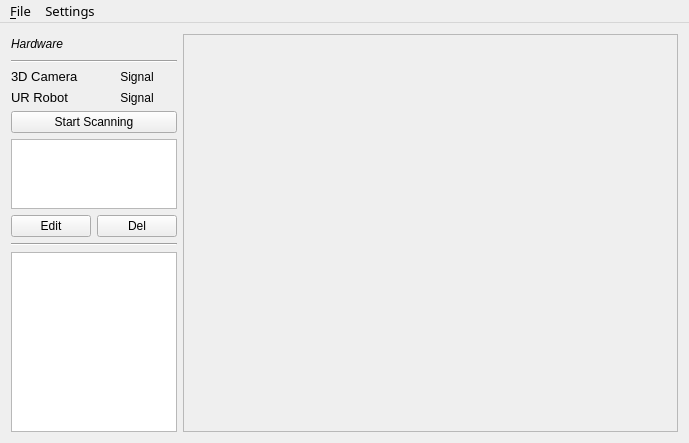
Qt form forms/mainwindow.ui (leihui6/osg_qtwidget) before a commit.
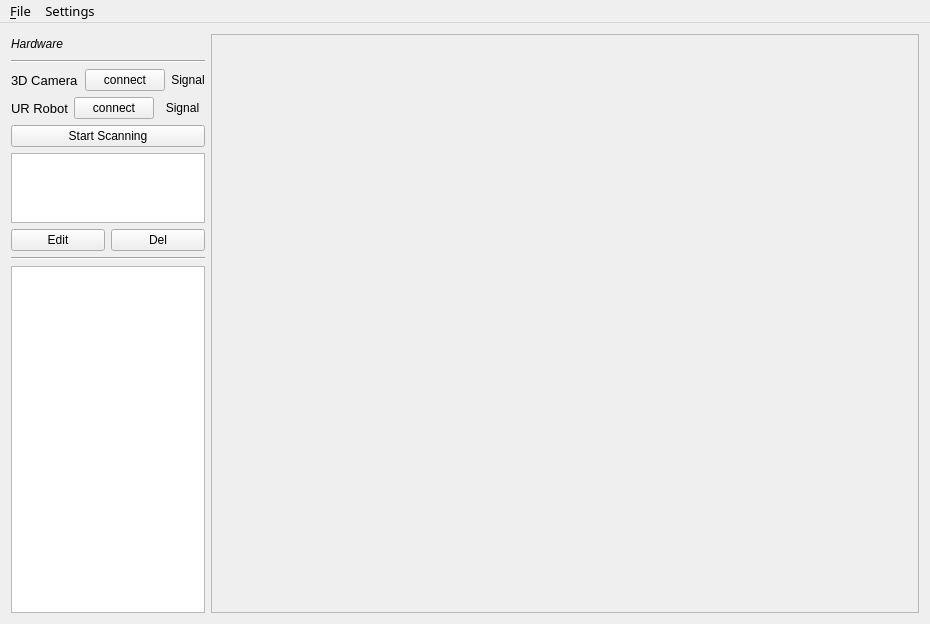
The same form after that commit.

Diff of the .ui file:
```diff
--- a/forms/mainwindow.ui
+++ b/forms/mainwindow.ui
@@ -6,8 +6,8 @@
    <rect>
     <x>0</x>
     <y>0</y>
-    <width>689</width>
-    <height>443</height>
+    <width>930</width>
+    <height>624</height>
    </rect>
   </property>
   <property name="windowTitle">
@@ -71,6 +71,13 @@
               </property>
              </widget>
             </item>
+            <item>
+             <widget class="QPushButton" name="ptb_camera">
+              <property name="text">
+               <string>connect</string>
+              </property>
+             </widget>
+            </item>
             <item>
              <widget class="QLabel" name="label_cam_signal">
               <property name="text">
@@ -97,6 +104,13 @@
               </property>
              </widget>
             </item>
+            <item>
+             <widget class="QPushButton" name="ptb_urobot">
+              <property name="text">
+               <string>connect</string>
+              </property>
+             </widget>
+            </item>
             <item>
              <widget class="QLabel" name="label_urob_signal">
               <property name="text">
@@ -163,8 +177,8 @@
          <string>&lt;!DOCTYPE HTML PUBLIC &quot;-//W3C//DTD HTML 4.0//EN&quot; &quot;http://www.w3.org/TR/REC-html40/strict.dtd&quot;&gt;
 &lt;html&gt;&lt;head&gt;&lt;meta name=&quot;qrichtext&quot; content=&quot;1&quot; /&gt;&lt;style type=&quot;text/css&quot;&gt;
 p, li { white-space: pre-wrap; }
-&lt;/style&gt;&lt;/head&gt;&lt;body style=&quot; font-family:'MS Shell Dlg 2'; font-size:8pt; font-weight:400; font-style:normal;&quot;&gt;
-&lt;p style=&quot;-qt-paragraph-type:empty; margin-top:0px; margin-bottom:0px; margin-left:0px; margin-right:0px; -qt-block-indent:0; text-indent:0px; font-family:'MS Shell Dlg 2'; font-size:7.8pt;&quot;&gt;&lt;br /&gt;&lt;/p&gt;&lt;/body&gt;&lt;/html&gt;</string>
+&lt;/style&gt;&lt;/head&gt;&lt;body style=&quot; font-family:'MS Shell Dlg 2'; font-size:7.8pt; font-weight:400; font-style:normal;&quot;&gt;
+&lt;p style=&quot;-qt-paragraph-type:empty; margin-top:0px; margin-bottom:0px; margin-left:0px; margin-right:0px; -qt-block-indent:0; text-indent:0px; font-family:'MS Shell Dlg 2';&quot;&gt;&lt;br /&gt;&lt;/p&gt;&lt;/body&gt;&lt;/html&gt;</string>
         </property>
        </widget>
       </item>
@@ -197,8 +211,8 @@
     <rect>
      <x>0</x>
      <y>0</y>
-     <width>689</width>
-     <height>17</height>
+     <width>930</width>
+     <height>24</height>
     </rect>
    </property>
    <property name="font">
```
